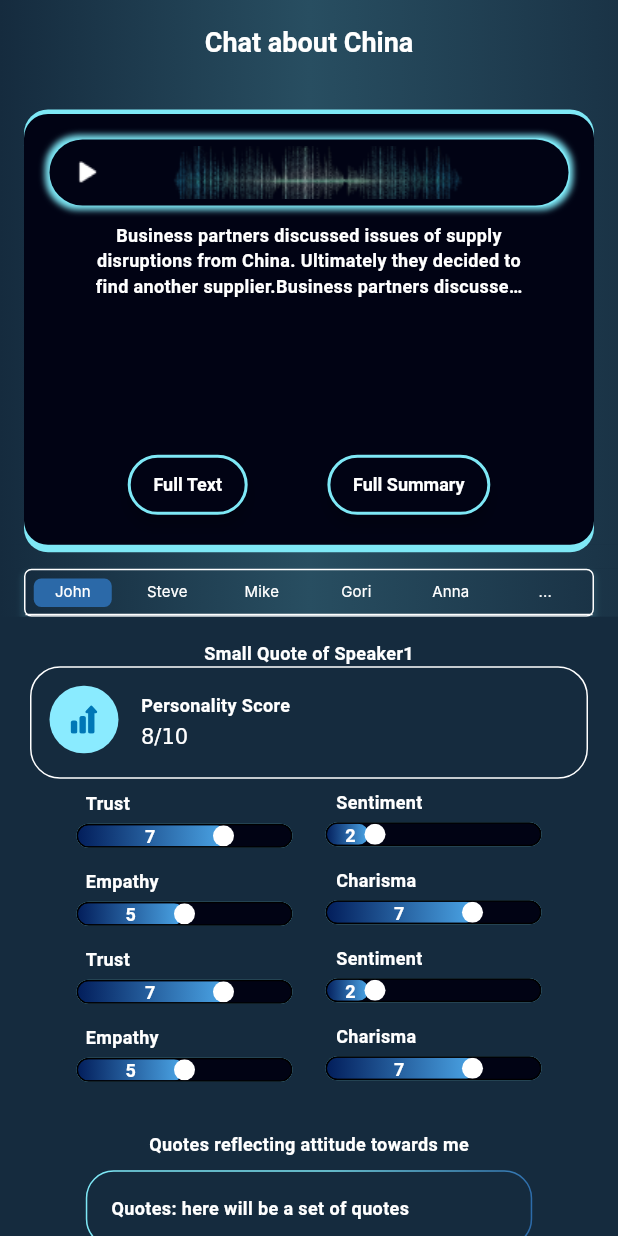
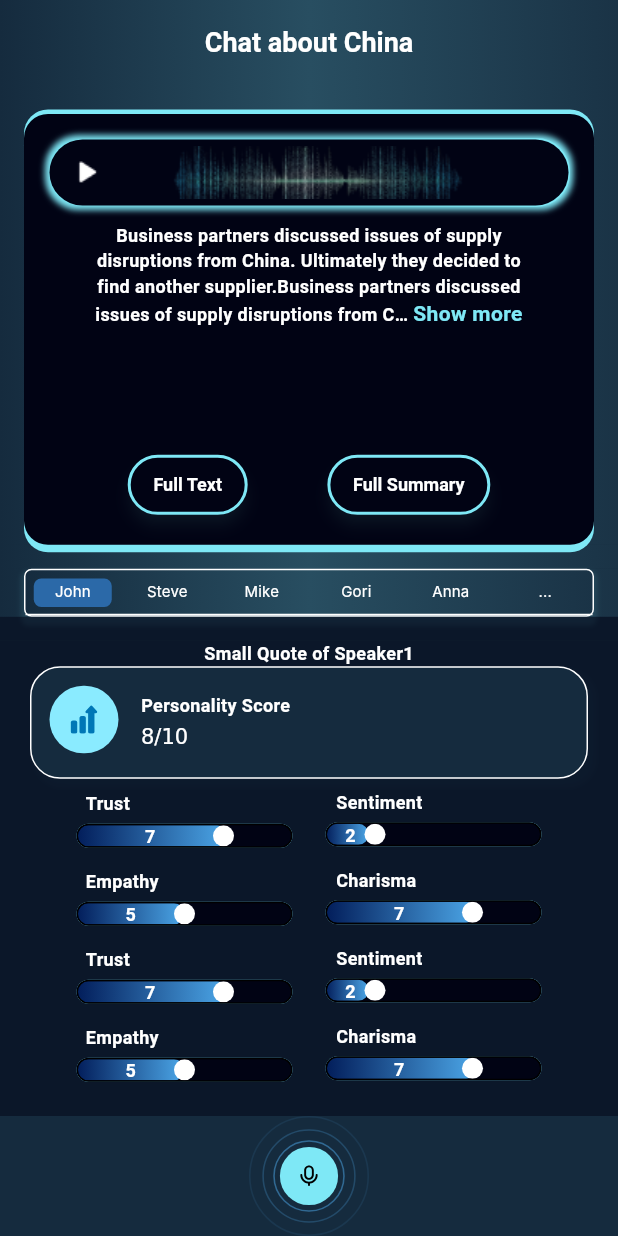
Before and after one commit to brb-dev/Personify, a Flutter app: the IndRecordScreen screen opened by its route, on a phone screen of 412 x 824 dp. Run offline on Flutter 3.47's test engine with Material 3 defaults, Android fonts, the phone set to English and light mode, and no system bars; drawn by our look-alikes of readmore; our stand-ins replace auto_route, cached_network_image, dartz, firebase_auth, firebase_core, flutter_bloc and 6 more; accounts and stored records are empty; network calls fail; Roboto replaces fonts that are missing (Inter, NunitonSans); project files that could hold a hidden picture were left out.

Commit message:
Styling Update

```diff
--- a/lib/presentation/core/app_asset.dart
+++ b/lib/presentation/core/app_asset.dart
@@ -6,6 +6,7 @@ abstract class AppAssets {
   static const String personifyLogo = '${_svgBasePath}personify_logo.svg';
   static const String playIcon = '${_svgBasePath}play_icon.svg';
   static const String graphIcon = '${_svgBasePath}graph_icon.svg';
+  static const String mikeIcon = '${_svgBasePath}mike_icon.svg';
   static const String playImage = '${_imagesBasePath}play.png';
   static const String soundWaveIcon = '${_svgBasePath}sound_wave_icon.svg';
   static const String soundWaveImage = '${_imagesBasePath}sound_wave.png';
--- a/lib/presentation/core/theme/app_color.dart
+++ b/lib/presentation/core/theme/app_color.dart
@@ -13,6 +13,7 @@ class AppColor {
 
   static Color linearGradient1 = HexColor.fromHex('#021D5A');
   static Color linearGradient2 = HexColor.fromHex('#4CA7E8');
+  static Color lightGrey = HexColor.fromHex('#828282');
 }
 
 extension HexColor on Color {
--- a/lib/presentation/core/theme/app_theme.dart
+++ b/lib/presentation/core/theme/app_theme.dart
@@ -35,6 +35,12 @@ ColorScheme _colorScheme() {
   return const ColorScheme.dark().copyWith(
     inversePrimary: AppColor.skyBlue,
     inverseSurface: AppColor.blue,
+    scrim: AppColor.gradient1,
+    shadow: AppColor.gradient2,
+    surface: AppColor.gradient3,
+    tertiary: AppColor.linearGradient1,
+    outline: AppColor.linearGradient2,
+    secondary: AppColor.lightBlue,
   );
 }
 
@@ -82,7 +88,7 @@ TextTheme _textTheme() {
           color: AppColor.white,
         ),
         headlineMedium: BaseStyles.headlineLargeBold.copyWith(
-          color: AppColor.white,
+          color: AppColor.lightGrey,
           fontSize: FontSize.s16,
         ),
         headlineSmall: BaseStyles.headlineSmall.copyWith(
@@ -92,7 +98,7 @@ TextTheme _textTheme() {
           color: AppColor.white,
         ),
         labelMedium: BaseStyles.labelMedium.copyWith(
-          color: AppColor.white,
+          color: AppColor.skyBlue,
         ),
         labelSmall: BaseStyles.bodyLarge.copyWith(
           color: AppColor.white,
--- a/lib/presentation/core/theme/base_style.dart
+++ b/lib/presentation/core/theme/base_style.dart
@@ -22,8 +22,7 @@ class BaseStyles {
   ///H3 Emphasized
   static TextStyle headlineSmall = const TextStyle(
     fontFamily: FontConstants.fontFamily,
-    fontSize: FontSize.s9,
-    fontWeight: FontWeightManager.bold,
+    fontSize: FontSize.s12,
   );
 
   ///H4 Emphasized
@@ -64,7 +63,7 @@ class BaseStyles {
   ///Body XSmall Regular
   static const TextStyle labelMedium = TextStyle(
     fontFamily: FontConstants.fontFamily,
-    fontSize: FontSize.s12,
+    fontSize: FontSize.s14,
     fontWeight: FontWeightManager.regular,
   );
 
--- a/lib/presentation/core/widgets/buttons/custom_icon_button.dart
+++ b/lib/presentation/core/widgets/buttons/custom_icon_button.dart
@@ -1,4 +1,5 @@
 import 'package:flutter/material.dart';
+import 'package:flutter/widgets.dart';
 
 import '../../theme/app_color.dart';
 
@@ -33,12 +34,12 @@ class CustomIconButton extends StatelessWidget {
     return alignment != null
         ? Align(
             alignment: alignment ?? Alignment.center,
-            child: iconButtonWidget,
+            child: _iconButtonWidget(context: context),
           )
-        : iconButtonWidget;
+        : _iconButtonWidget(context: context);
   }
 
-  Widget get iconButtonWidget => SizedBox(
+  Widget _iconButtonWidget({required BuildContext context}) => SizedBox(
         height: height ?? 0,
         width: width ?? 0,
         child: IconButton(
@@ -49,10 +50,10 @@ class CustomIconButton extends StatelessWidget {
             padding: padding ?? EdgeInsets.zero,
             decoration: decoration ??
                 BoxDecoration(
-                  color: AppColor.black.withOpacity(0.5),
+                  color: Theme.of(context).primaryColor.withOpacity(0.5),
                   borderRadius: BorderRadius.circular(20),
                   border: Border.all(
-                    color: AppColor.white.withOpacity(0.1),
+                    color: Theme.of(context).canvasColor.withOpacity(0.1),
                     width: 1,
                   ),
                 ),
@@ -65,8 +66,9 @@ class CustomIconButton extends StatelessWidget {
 
 /// Extension on [CustomIconButton] to facilitate inclusion of all types of border style etc
 extension IconButtonStyleHelper on CustomIconButton {
-  static BoxDecoration get fillLightBlueA => BoxDecoration(
-        color: AppColor.lightBlue,
+  static BoxDecoration fillLightBlueA({required BuildContext context}) =>
+      BoxDecoration(
+        color: Theme.of(context).colorScheme.secondary,
         borderRadius: BorderRadius.circular(23),
       );
 }
--- a/lib/presentation/home/ind_record_screen.dart
+++ b/lib/presentation/home/ind_record_screen.dart
@@ -1,5 +1,8 @@
 import 'package:auto_route/auto_route.dart';
+import 'package:flutter/cupertino.dart';
 import 'package:flutter/material.dart';
+import 'package:flutter/widgets.dart';
+import 'package:readmore/readmore.dart';
 
 import '../core/app_asset.dart';
 import '../core/theme/app_color.dart';
@@ -32,15 +35,15 @@ class IndRecordScreen extends StatelessWidget {
               begin: Alignment.centerLeft,
               end: Alignment.centerRight,
               colors: <Color>[
-                AppColor.gradient1,
-                AppColor.gradient2,
-                AppColor.gradient3,
+                Theme.of(context).colorScheme.scrim,
+                Theme.of(context).colorScheme.shadow,
+                Theme.of(context).colorScheme.surface,
               ],
             ),
           ),
         ),
       ),
-      backgroundColor: AppColor.gradient1,
+      backgroundColor: Theme.of(context).colorScheme.scrim,
       body: DefaultTabController(
         length: 6,
         child: NestedScrollView(
@@ -49,16 +52,18 @@ class IndRecordScreen extends StatelessWidget {
           headerSliverBuilder: (BuildContext context, bool innerBoxIsScrolled) {
             return [
               SliverToBoxAdapter(
-                child: Container(
+                child: LayoutBuilder(
+                  builder: (context, constraints) {
+                    return Container(
                       height: MediaQuery.of(context).size.height * 0.3 + 60,
                       decoration: BoxDecoration(
                         gradient: LinearGradient(
                           begin: Alignment.centerLeft,
                           end: Alignment.centerRight,
                           colors: [
-                        AppColor.gradient1,
-                        AppColor.gradient2,
-                        AppColor.gradient3,
+                            Theme.of(context).colorScheme.scrim,
+                            Theme.of(context).colorScheme.shadow,
+                            Theme.of(context).colorScheme.surface,
                           ],
                         ),
                       ),
@@ -76,6 +81,8 @@ class IndRecordScreen extends StatelessWidget {
                           ],
                         ),
                       ),
+                    );
+                  },
                 ),
               ),
             ];
@@ -88,9 +95,9 @@ class IndRecordScreen extends StatelessWidget {
                     begin: Alignment.centerLeft,
                     end: Alignment.centerRight,
                     colors: [
-                      AppColor.gradient1,
-                      AppColor.gradient2,
-                      AppColor.gradient3,
+                      Theme.of(context).colorScheme.scrim,
+                      Theme.of(context).colorScheme.shadow,
+                      Theme.of(context).colorScheme.surface,
                     ],
                   ),
                 ),
@@ -98,12 +105,13 @@ class IndRecordScreen extends StatelessWidget {
               ),
               _TabBarSection(),
               Container(
-                color: AppColor.gradient1,
+                color: Theme.of(context).primaryColor.withOpacity(0.5),
                 height: 16,
               ),
-              const Text('Small Quote of Speaker1'),
-              const Expanded(
-                child: TabBarView(
+              Expanded(
+                child: Container(
+                  color: Theme.of(context).primaryColor.withOpacity(0.5),
+                  child: const TabBarView(
                     children: [
                       _IndTabSection(),
                       _IndTabSection(),
@@ -114,10 +122,25 @@ class IndRecordScreen extends StatelessWidget {
                     ],
                   ),
                 ),
+              ),
             ],
           ),
         ),
       ),
+      bottomNavigationBar: Stack(
+        alignment: Alignment.center,
+        children: [
+          Container(
+            color: Theme.of(context).colorScheme.scrim,
+            height: 40,
+          ),
+          CustomImageView(
+            imagePath: AppAssets.mikeIcon,
+            width: 80,
+            height: 80,
+          ),
+        ],
+      ),
     );
   }
 }
--- a/lib/presentation/home/widgets/emotion_indicator.dart
+++ b/lib/presentation/home/widgets/emotion_indicator.dart
@@ -45,7 +45,7 @@ class _EmotionIndicator extends StatelessWidget {
                     clipBehavior: Clip.antiAlias,
                     elevation: 0,
                     margin: const EdgeInsets.all(0),
-                    color: AppColor.black,
+                    color: Theme.of(context).primaryColor,
                     shape: RoundedRectangleBorder(
                       side: const BorderSide(
                         width: 1,
@@ -58,13 +58,13 @@ class _EmotionIndicator extends StatelessWidget {
                       height: 16,
                       width: 144,
                       decoration: BoxDecoration(
-                        color: AppColor.black,
+                        color: Theme.of(context).primaryColor,
                         borderRadius: BorderRadius.circular(
                           8,
                         ),
                         boxShadow: [
                           BoxShadow(
-                            color: AppColor.skyBlue,
+                            color: Theme.of(context).colorScheme.inversePrimary,
                             spreadRadius: 2,
                             blurRadius: 2,
                             offset: const Offset(
@@ -88,8 +88,8 @@ class _EmotionIndicator extends StatelessWidget {
                                 ),
                                 gradient: LinearGradient(
                                   colors: [
-                                    AppColor.linearGradient1,
-                                    AppColor.linearGradient2,
+                                    Theme.of(context).colorScheme.tertiary,
+                                    Theme.of(context).colorScheme.outline,
                                   ],
                                 ),
                               ),
@@ -102,7 +102,7 @@ class _EmotionIndicator extends StatelessWidget {
                               width: 14,
                               margin: EdgeInsets.only(left: ratingProgress),
                               decoration: BoxDecoration(
-                                color: AppColor.white,
+                                color: Theme.of(context).canvasColor,
                                 borderRadius: BorderRadius.circular(
                                   7,
                                 ),
--- a/lib/presentation/home/widgets/highlight_section.dart
+++ b/lib/presentation/home/widgets/highlight_section.dart
@@ -13,6 +13,7 @@ class _HighlightSection extends StatelessWidget {
   @override
   Widget build(BuildContext context) {
     return Column(
+      crossAxisAlignment: CrossAxisAlignment.start,
       children: [
         const SizedBox(height: 21),
         Padding(
@@ -22,8 +23,8 @@ class _HighlightSection extends StatelessWidget {
           ),
           child: Text(
             title,
-            // style: CustomTextStyles.bodyMediumGray600,
-            textAlign: TextAlign.start,
+            style: Theme.of(context).textTheme.headlineMedium,
+            textAlign: TextAlign.left,
           ),
         ),
         const SizedBox(height: 9),
@@ -45,8 +46,8 @@ class _HighlightSection extends StatelessWidget {
               begin: const Alignment(0.07, 0.08),
               end: const Alignment(1, 0.81),
               colors: [
-                AppColor.skyBlue,
-                AppColor.blue,
+                Theme.of(context).colorScheme.inversePrimary,
+                Theme.of(context).colorScheme.inverseSurface,
               ],
             ),
             corners: const Corners(
@@ -57,7 +58,18 @@ class _HighlightSection extends StatelessWidget {
             ),
             child: Padding(
               padding: const EdgeInsets.all(16),
-              child: Text(answer),
+              child: ReadMoreText(
+                answer,
+                trimMode: TrimMode.Line,
+                trimLines: 2,
+                colorClickableText:
+                    Theme.of(context).colorScheme.inversePrimary,
+                trimCollapsedText: 'Show more',
+                trimExpandedText: '...Show less',
+                lessStyle: Theme.of(context).textTheme.labelMedium,
+                moreStyle: Theme.of(context).textTheme.labelMedium,
+                style: Theme.of(context).textTheme.headlineSmall,
+              ),
             ),
           ),
         ),
--- a/lib/presentation/home/widgets/ind_tab_section.dart
+++ b/lib/presentation/home/widgets/ind_tab_section.dart
@@ -14,6 +14,7 @@ class _IndTabSection extends StatelessWidget {
         ),
         child: Column(
           children: [
+            const Text('Small Quote of Speaker1'),
             const _PersonalityScore(),
             const SizedBox(height: 6),
             for (var i = 0; i < _emotionData.length; i = i + 2)
--- a/lib/presentation/home/widgets/personality_score.dart
+++ b/lib/presentation/home/widgets/personality_score.dart
@@ -9,9 +9,9 @@ class _PersonalityScore extends StatelessWidget {
         12,
       ),
       decoration: BoxDecoration(
-        color: AppColor.gradient1,
+        color: Theme.of(context).colorScheme.scrim,
         border: Border.all(
-          color: AppColor.white,
+          color: Theme.of(context).canvasColor,
           width: 1,
         ),
         borderRadius: BorderRadius.circular(
@@ -19,7 +19,7 @@ class _PersonalityScore extends StatelessWidget {
         ),
         boxShadow: [
           BoxShadow(
-            color: AppColor.gradient1.withOpacity(0.13),
+            color: Theme.of(context).colorScheme.scrim.withOpacity(0.13),
             spreadRadius: 2,
             blurRadius: 2,
             offset: const Offset(
@@ -37,7 +37,8 @@ class _PersonalityScore extends StatelessWidget {
               height: 45,
               width: 46,
               padding: const EdgeInsets.all(13),
-              decoration: IconButtonStyleHelper.fillLightBlueA,
+              decoration:
+                  IconButtonStyleHelper.fillLightBlueA(context: context),
               child: CustomImageView(
                 imagePath: AppAssets.graphIcon,
               ),
--- a/lib/presentation/home/widgets/tab_bar_section.dart
+++ b/lib/presentation/home/widgets/tab_bar_section.dart
@@ -9,9 +9,9 @@ class _TabBarSection extends StatelessWidget {
           begin: Alignment.centerLeft,
           end: Alignment.centerRight,
           colors: [
-            AppColor.gradient1,
-            AppColor.gradient2,
-            AppColor.gradient3,
+            Theme.of(context).colorScheme.scrim,
+            Theme.of(context).colorScheme.shadow,
+            Theme.of(context).colorScheme.surface,
           ],
         ),
       ),
@@ -27,9 +27,9 @@ class _TabBarSection extends StatelessWidget {
               begin: Alignment.centerLeft,
               end: Alignment.centerRight,
               colors: [
-                AppColor.gradient1,
-                AppColor.gradient2,
-                AppColor.gradient3,
+                Theme.of(context).colorScheme.scrim,
+                Theme.of(context).colorScheme.shadow,
+                Theme.of(context).colorScheme.surface,
               ],
             ),
             borderRadius: BorderRadius.circular(
--- a/lib/presentation/home/widgets/transcript_section.dart
+++ b/lib/presentation/home/widgets/transcript_section.dart
@@ -24,17 +24,17 @@ class _TranscriptSection extends StatelessWidget {
               bottom: 1,
             ),
             strokeWidth: 1,
-            gradient: _gradient,
+            gradient: _gradient(context: context),
             corners: _corners,
             child: Container(
               height: 44,
               width: double.maxFinite,
               decoration: BoxDecoration(
-                color: AppColor.black,
+                color: Theme.of(context).primaryColor,
                 borderRadius: BorderRadius.circular(
                   22,
                 ),
-                boxShadow: _buttonShadow,
+                boxShadow: _buttonShadow(context: context),
               ),
               child: Row(
                 mainAxisAlignment: MainAxisAlignment.start,
@@ -56,12 +56,25 @@ class _TranscriptSection extends StatelessWidget {
           Expanded(
             child: SizedBox(
               width: MediaQuery.of(context).size.width * 0.7,
-              child: const Text(
-                'Business partners discussed issues of supply disruptions from China. Ultimately they decided to find another supplier.Business partners discussed issues of supply disruptions from China. Ultimately they decided to find another supplier.',
+              child: ReadMoreText(
+                'Business partners discussed issues of supply disruptions from China. Ultimately they decided to find another supplier.Business partners discussed issues of supply disruptions from China. Ultimately they decided to find another supplier.Business partners discussed issues of supply disruptions from China. Ultimately they decided to find another supplier.Business partners discussed issues of supply disruptions from China. Ultimately they decided to find another supplier.Business partners discussed issues of supply disruptions from China. Ultimately they decided to find another supplier.Business partners discussed issues of supply disruptions from China. Ultimately they decided to find another supplier.Business partners discussed issues of supply disruptions from China. Ultimately they decided to find another supplier.Business partners discussed issues of supply disruptions from China. Ultimately they decided to find another supplier.',
+                trimMode: TrimMode.Line,
+                trimLines: 4,
+                colorClickableText:
+                    Theme.of(context).colorScheme.inversePrimary,
+                trimCollapsedText: 'Show more',
+                trimExpandedText: '...Show less',
+                lessStyle: TextStyle(
+                  fontSize: 14,
+                  fontWeight: FontWeight.bold,
+                  color: Theme.of(context).colorScheme.inversePrimary,
+                ),
+                moreStyle: TextStyle(
+                  fontSize: 14,
+                  fontWeight: FontWeight.bold,
+                  color: Theme.of(context).colorScheme.inversePrimary,
+                ),
                 textAlign: TextAlign.center,
-                softWrap: true,
-                overflow: TextOverflow.ellipsis,
-                maxLines: 3,
               ),
             ),
           ),
@@ -93,12 +106,12 @@ class _TranscriptSection extends StatelessWidget {
         bottomRight: Radius.circular(22),
       );
 
-  LinearGradient get _gradient => LinearGradient(
+  LinearGradient _gradient({required BuildContext context}) => LinearGradient(
         begin: const Alignment(0.07, 0.08),
         end: const Alignment(1, 0.81),
         colors: [
-          AppColor.black,
-          AppColor.skyBlue,
+          Theme.of(context).primaryColor,
+          Theme.of(context).colorScheme.inversePrimary,
         ],
       );
 
@@ -119,9 +132,9 @@ class _TranscriptSection extends StatelessWidget {
         ),
       ];
 
-  List<BoxShadow> get _buttonShadow => [
+  List<BoxShadow> _buttonShadow({required BuildContext context}) => [
         BoxShadow(
-          color: AppColor.skyBlue,
+          color: Theme.of(context).colorScheme.inversePrimary,
           spreadRadius: 3,
           blurRadius: 3,
           offset: const Offset(
--- a/pubspec.yaml
+++ b/pubspec.yaml
@@ -48,6 +48,7 @@ dependencies:
   firebase_core: ^2.27.1
   shimmer: ^3.0.0
   top_snackbar_flutter: ^3.1.0
+  readmore: ^3.0.0
 
 dev_dependencies:
   flutter_test:
```
Also changed, not shown: assets/svg/mike_icon.svg (added), pubspec.lock. Lines whose indentation alone changed are shown as unchanged.
